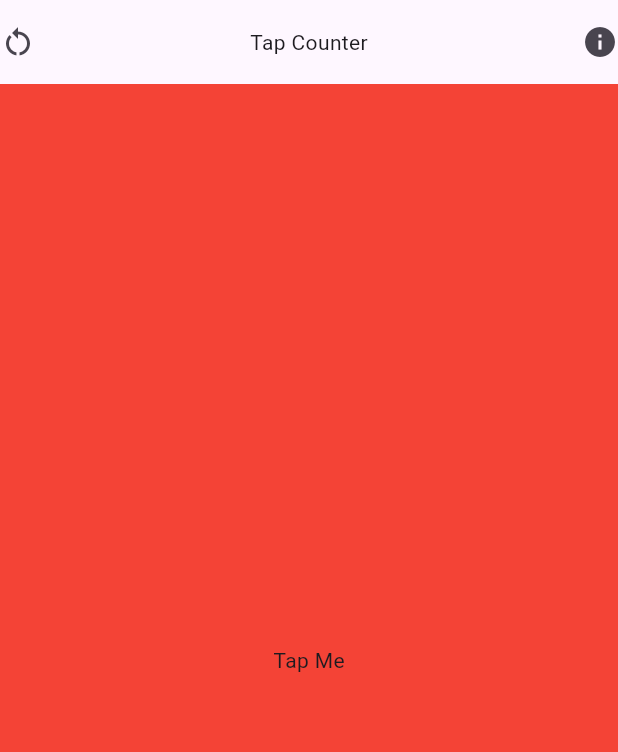
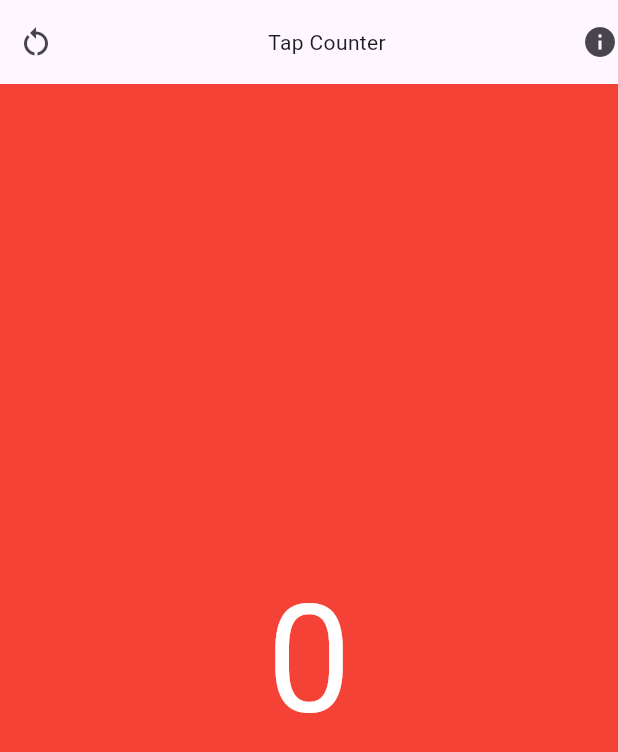
Before and after one commit to kavindus0/Tap-Counter, a Flutter app: the screen it shows after launch, on a phone screen of 412 x 824 dp. Shown: the top 752 px of the screen. Run offline on Flutter 3.47's test engine with Material 3 defaults, Android fonts, the phone set to English and light mode, and no system bars.

Commit message:
make functionalities and improve code

```diff
--- a/lib/basecode.dart
+++ b/lib/basecode.dart
@@ -8,28 +8,43 @@ class BaseFile extends StatefulWidget {
 }
 
 class _BaseFileState extends State<BaseFile> {
+  int taps = 0;
   @override
   Widget build(BuildContext context) {
     return MaterialApp(
       home: Scaffold(
-        appBar: AppBar(actions: const [
-          Icon(Icons.restart_alt),
-          Spacer(),
-          Text("Tap Counter"),
-          Spacer(),
-          Icon(Icons.info),
+        appBar: AppBar(actions: [
+          IconButton(
+              onPressed: () {
+                setState(() {
+                  taps = 0;
+                });
+              },
+              icon: const Icon(Icons.restart_alt)),
+          const Spacer(),
+          const Text("Tap Counter"),
+          const Spacer(),
+          const Icon(Icons.info),
         ]),
         body: GestureDetector(
-          onTap: () {},
+          onTap: () {
+            setState(() {
+              taps++;
+            });
+          },
           child: Center(
             child: Container(
               color: Colors.red,
               child: Column(
                 crossAxisAlignment: CrossAxisAlignment.stretch,
                 children: [
-                  Spacer(),
-                  Center(child: Text("Tap Me")),
-                  Spacer(),
+                  const Spacer(),
+                  Center(
+                      child: Text(
+                    taps.toString(),
+                    style: const TextStyle(color: Colors.white, fontSize: 100),
+                  )),
+                  const Spacer(),
                 ],
               ),
             ),
--- a/lib/main.dart
+++ b/lib/main.dart
@@ -11,6 +11,6 @@ class MyApp extends StatelessWidget {
 
   @override
   Widget build(BuildContext context) {
-    return BaseFile();
+    return const BaseFile();
   }
 }
```
